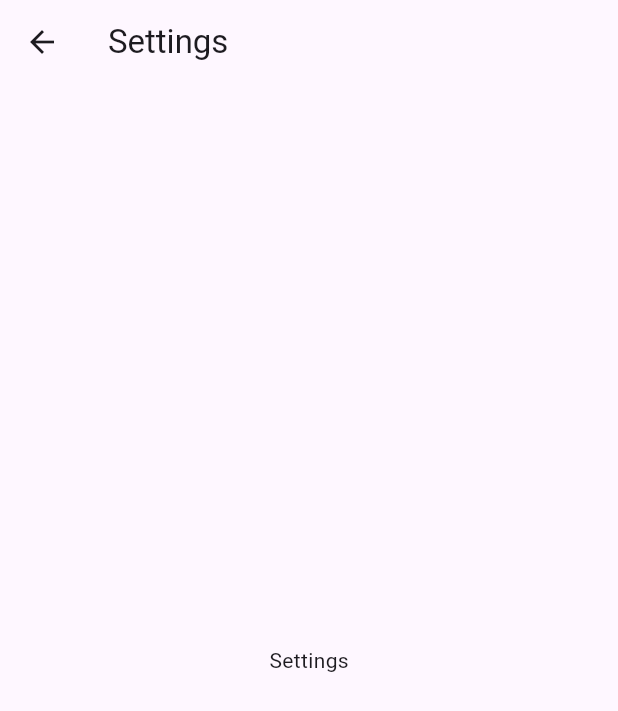
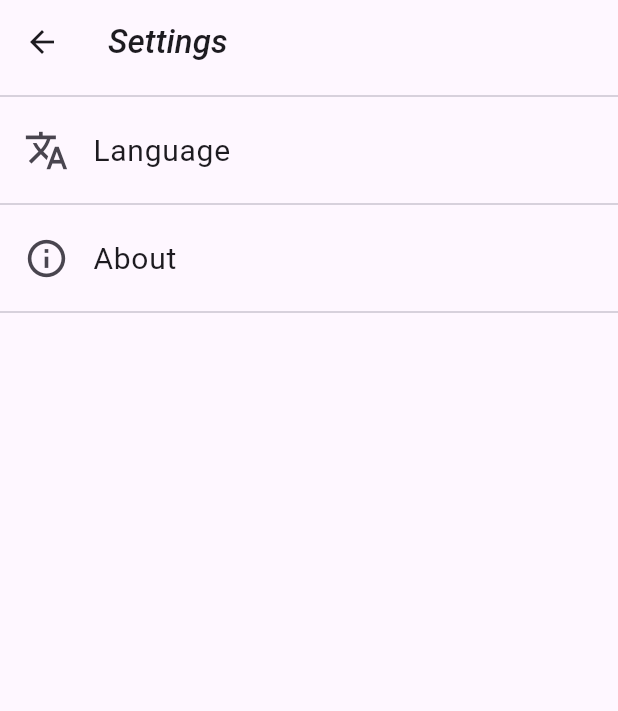
Before and after one commit to senabdulgani/trip_advisor, a Flutter app: the screen it shows after launch, item 4 of the bottom bar chosen, on a phone screen of 412 x 824 dp. Shown: the top 711 px of the screen. Run offline on Flutter 3.47's test engine with Material 3 defaults, Android fonts, the phone set to English and light mode, and no system bars; our stand-ins replace easy_localization, google_maps_flutter.

Commit message:
revise settings page

```diff
--- /dev/null
+++ b/lib/feature/settings/components/settings_tile.dart
@@ -0,0 +1,28 @@
+import 'package:flutter/material.dart';
+
+class CostumSettingItem extends StatelessWidget {
+  const CostumSettingItem({
+    super.key,
+    required this.text,
+    required this.iconData,
+    this.onPressed,
+  });
+
+  final String text;
+  final IconData iconData;
+  final Function()? onPressed;
+
+  @override
+  Widget build(BuildContext context) {
+    return ListTile(
+      leading: Icon(iconData, size: 30),
+      title: Text(
+        text,
+        style: const TextStyle(
+          fontSize: 20,
+        ),
+      ),
+      onTap: onPressed,
+    );
+  }
+}
--- a/lib/feature/settings/view/settings_view.dart
+++ b/lib/feature/settings/view/settings_view.dart
@@ -1,16 +1,46 @@
 import 'package:flutter/material.dart';
+import 'package:trip_advisor/core/costum_divider.dart';
+import 'package:trip_advisor/feature/settings/components/settings_tile.dart';
 
-class SettingsView extends StatelessWidget {
+class SettingsView extends StatefulWidget {
   const SettingsView({super.key});
 
+  @override
+  State<SettingsView> createState() => _SettingsViewState();
+}
+
+class _SettingsViewState extends State<SettingsView> {
   @override
   Widget build(BuildContext context) {
     return Scaffold(
       appBar: AppBar(
-        title: const Text('Settings'),
+        title: const Text(
+          'Settings',
+          style: TextStyle(
+              fontStyle: FontStyle.italic, fontWeight: FontWeight.w500),
+        ),
+        centerTitle: false,
+        backgroundColor: Colors.transparent,
       ),
-      body: const Center(
-        child: Text('Settings'),
+      body: Center(
+        child: Column(
+          children: [
+            CostumDivider(
+              height: 0,
+            ),
+            CostumSettingItem(
+              iconData: Icons.translate,
+              text: 'Language',
+              onPressed: () {},
+            ),
+            CostumDivider(height: 0),
+            const CostumSettingItem(
+              iconData: Icons.info_outline,
+              text: 'About',
+            ),
+            CostumDivider(height: 0),
+          ],
+        ),
       ),
     );
   }
```
